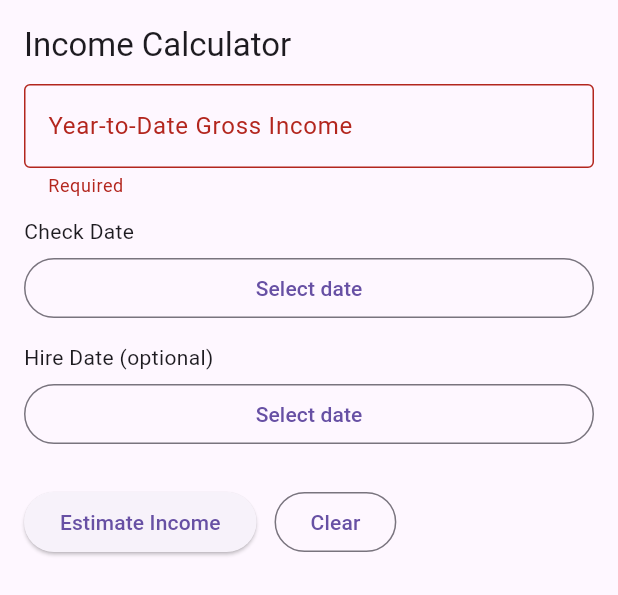
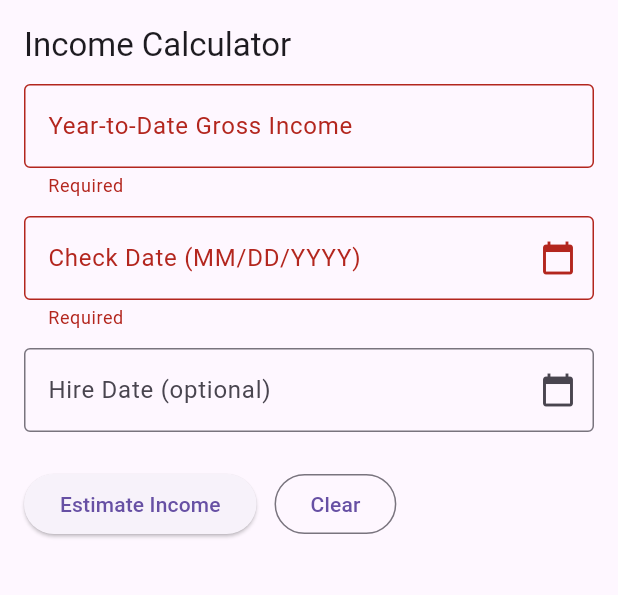
Before and after one commit to seanzmc/stingcalc_flutter, a Flutter app: the IncomeCalculatorScreen widget shown alone on an empty page, opened directly, after a tap on "Estimate Income", on a phone screen of 412 x 824 dp. Shown: the top 595 px of the screen. Run offline on Flutter 3.47's test engine with Material 3 defaults, Android fonts, the light colour scheme and no system bars.

Commit message:
Fixed focus nodes to apply to all calculators.

```diff
--- a/lib/amount_calculator_screen.dart
+++ b/lib/amount_calculator_screen.dart
@@ -32,6 +32,9 @@ class _AmountCalculatorScreenState extends State<AmountCalculatorScreen> {
     super.initState();
     _rateController.text = '6.9';
     _termController.text = '72';
+    WidgetsBinding.instance.addPostFrameCallback((_) {
+      _paymentFocusNode.requestFocus(); // first field on this screen
+    });
   }
 
   void _clearForm() {
--- a/lib/income_calculator_screen.dart
+++ b/lib/income_calculator_screen.dart
@@ -1,4 +1,5 @@
 import 'package:flutter/material.dart';
+import 'package:flutter/services.dart';
 import 'engine/core_calculators.dart';
 
 class IncomeCalculatorScreen extends StatefulWidget {
@@ -10,7 +11,14 @@ class IncomeCalculatorScreen extends StatefulWidget {
 
 class _IncomeCalculatorScreenState extends State<IncomeCalculatorScreen> {
   final _formKey = GlobalKey<FormState>();
+
   final _ytdController = TextEditingController();
+  final _checkDateController = TextEditingController();
+  final _hireDateController = TextEditingController();
+
+  final _ytdFocusNode = FocusNode();
+  final _checkDateFocusNode = FocusNode();
+  final _hireDateFocusNode = FocusNode();
 
   DateTime? _checkDate;
   DateTime? _hireDate;
@@ -21,6 +29,11 @@ class _IncomeCalculatorScreenState extends State<IncomeCalculatorScreen> {
 
   void _clearForm() {
     _ytdController.clear();
+    _checkDateController.clear();
+    _hireDateController.clear();
+
+    _ytdFocusNode.requestFocus();
+
     setState(() {
       _checkDate = null;
       _hireDate = null;
@@ -33,16 +46,21 @@ class _IncomeCalculatorScreenState extends State<IncomeCalculatorScreen> {
   @override
   void dispose() {
     _ytdController.dispose();
+    _checkDateController.dispose();
+    _hireDateController.dispose();
+
+    _ytdFocusNode.dispose();
+    _checkDateFocusNode.dispose();
+    _hireDateFocusNode.dispose();
     super.dispose();
   }
 
-  Future<void> _pickDate({
-    required bool isCheckDate,
-  }) async {
+  Future<void> _pickDate({required bool isCheckDate}) async {
     final now = DateTime.now();
-    final initial = isCheckDate
-        ? (_checkDate ?? now)
-        : (_hireDate ?? DateTime(now.year, 1, 1));
+    final initial =
+        isCheckDate
+            ? (_checkDate ?? now)
+            : (_hireDate ?? DateTime(now.year, 1, 1));
 
     final picked = await showDatePicker(
       context: context,
@@ -53,12 +71,49 @@ class _IncomeCalculatorScreenState extends State<IncomeCalculatorScreen> {
 
     if (picked != null) {
       setState(() {
+        final formatted = _formatDate(picked);
         if (isCheckDate) {
           _checkDate = picked;
+          _checkDateController.text = formatted;
+          FocusScope.of(context).requestFocus(_hireDateFocusNode);
         } else {
           _hireDate = picked;
+          _hireDateController.text = formatted;
         }
       });
+    }
+  }
+
+  // Updates the DateTime variables when text changes manually
+  void _onDateTextChanged(String value, bool isCheckDate) {
+    final parts = value.split('/');
+    if (parts.length == 3 && parts[2].length == 4) {
+      final month = int.tryParse(parts[0]);
+      final day = int.tryParse(parts[1]);
+      final year = int.tryParse(parts[2]);
+
+      if (month != null && day != null && year != null) {
+        // Basic validation before creating DateTime to avoid weird overflows
+        if (month >= 1 && month <= 12 && day >= 1 && day <= 31) {
+          setState(() {
+            final date = DateTime(year, month, day);
+            if (isCheckDate) {
+              _checkDate = date;
+            } else {
+              _hireDate = date;
+            }
+          });
+          return;
+        }
+      }
+    }
+
+    // If invalid or incomplete, clear the specific date variable
+    // so we don't calculate with stale data, but keep the text.
+    if (isCheckDate && _checkDate != null) {
+      setState(() => _checkDate = null);
+    } else if (!isCheckDate && _hireDate != null) {
+      setState(() => _hireDate = null);
     }
   }
 
@@ -72,12 +127,24 @@ class _IncomeCalculatorScreenState extends State<IncomeCalculatorScreen> {
     return null;
   }
 
+  String? _dateValidator(String? value, bool required) {
+    if (!required && (value == null || value.isEmpty)) return null;
+    if (required && (value == null || value.isEmpty)) return 'Required';
+
+    if (value!.length != 10) return 'Enter MM/DD/YYYY';
+
+    // Check if it successfully parsed into a variable
+    if (required && _checkDate == null) return 'Invalid date';
+
+    return null;
+  }
+
   void _calculate() {
     if (!_formKey.currentState!.validate()) return;
 
     if (_checkDate == null) {
       setState(() {
-        _error = 'Please select the date of the latest paystub.';
+        _error = 'Please enter a valid check date.';
         _monthlyIncome = null;
         _annualIncome = null;
       });
@@ -108,8 +175,7 @@ class _IncomeCalculatorScreenState extends State<IncomeCalculatorScreen> {
     });
   }
 
-  String _formatDate(DateTime? date) {
-    if (date == null) return 'Select date';
+  String _formatDate(DateTime date) {
     return '${date.month.toString().padLeft(2, '0')}/'
         '${date.day.toString().padLeft(2, '0')}/'
         '${date.year}';
@@ -130,28 +196,73 @@ class _IncomeCalculatorScreenState extends State<IncomeCalculatorScreen> {
             const SizedBox(height: 12),
             TextFormField(
               controller: _ytdController,
+              focusNode: _ytdFocusNode,
               decoration: const InputDecoration(
                 labelText: 'Year-to-Date Gross Income',
                 prefixText: '\$',
+                border: OutlineInputBorder(),
               ),
-              keyboardType: TextInputType.number,
-              textInputAction: TextInputAction.done,
+              keyboardType: TextInputType.numberWithOptions(decimal: true),
+              textInputAction: TextInputAction.next,
+              onFieldSubmitted: (_) {
+                FocusScope.of(context).requestFocus(_checkDateFocusNode);
+              },
               validator: _requiredNumberValidator,
             ),
             const SizedBox(height: 12),
-            Text('Check Date'),
-            const SizedBox(height: 4),
-            OutlinedButton(
-              onPressed: () => _pickDate(isCheckDate: true),
-              child: Text(_formatDate(_checkDate)),
+
+            // Check Date Field
+            TextFormField(
+              controller: _checkDateController,
+              focusNode: _checkDateFocusNode,
+              decoration: InputDecoration(
+                labelText: 'Check Date (MM/DD/YYYY)',
+                hintText: 'MM/DD/YYYY',
+                border: const OutlineInputBorder(),
+                suffixIcon: IconButton(
+                  icon: const Icon(Icons.calendar_today),
+                  onPressed: () => _pickDate(isCheckDate: true),
+                ),
+              ),
+              keyboardType: TextInputType.number,
+              inputFormatters: [
+                FilteringTextInputFormatter.digitsOnly,
+                _DateTextFormatter(),
+              ],
+              onChanged: (v) => _onDateTextChanged(v, true),
+              validator: (v) => _dateValidator(v, true),
+              textInputAction: TextInputAction.next,
+              onFieldSubmitted: (_) {
+                FocusScope.of(context).requestFocus(_hireDateFocusNode);
+              },
             ),
+
             const SizedBox(height: 12),
-            Text('Hire Date (optional)'),
-            const SizedBox(height: 4),
-            OutlinedButton(
-              onPressed: () => _pickDate(isCheckDate: false),
-              child: Text(_formatDate(_hireDate)),
+
+            // Hire Date Field
+            TextFormField(
+              controller: _hireDateController,
+              focusNode: _hireDateFocusNode,
+              decoration: InputDecoration(
+                labelText: 'Hire Date (optional)',
+                hintText: 'MM/DD/YYYY',
+                border: const OutlineInputBorder(),
+                suffixIcon: IconButton(
+                  icon: const Icon(Icons.calendar_today),
+                  onPressed: () => _pickDate(isCheckDate: false),
+                ),
+              ),
+              keyboardType: TextInputType.number,
+              inputFormatters: [
+                FilteringTextInputFormatter.digitsOnly,
+                _DateTextFormatter(),
+              ],
+              onChanged: (v) => _onDateTextChanged(v, false),
+              validator: (v) => _dateValidator(v, false),
+              textInputAction: TextInputAction.done,
+              onFieldSubmitted: (_) => _calculate(),
             ),
+
             const SizedBox(height: 24),
             Row(
               children: [
@@ -167,13 +278,10 @@ class _IncomeCalculatorScreenState extends State<IncomeCalculatorScreen> {
               ],
             ),
             const SizedBox(height: 24),
-            const SizedBox(height: 24),
             if (_error != null)
               Text(
                 _error!,
-                style: TextStyle(
-                  color: Theme.of(context).colorScheme.error,
-                ),
+                style: TextStyle(color: Theme.of(context).colorScheme.error),
               ),
             if (_monthlyIncome != null && _annualIncome != null) ...[
               Text(
@@ -202,3 +310,30 @@ class _IncomeCalculatorScreenState extends State<IncomeCalculatorScreen> {
     );
   }
 }
+
+class _DateTextFormatter extends TextInputFormatter {
+  @override
+  TextEditingValue formatEditUpdate(
+    TextEditingValue oldValue,
+    TextEditingValue newValue,
+  ) {
+    final text = newValue.text;
+
+    if (text.length > 8) return oldValue; // Max 8 digits (MMDDYYYY)
+
+    final buffer = StringBuffer();
+    for (int i = 0; i < text.length; i++) {
+      buffer.write(text[i]);
+      // Insert slash after month (2 digits) and day (4 digits total)
+      // But only if we have more digits coming
+      if ((i == 1 || i == 3) && i != text.length - 1) {
+        buffer.write('/');
+      }
+    }
+
+    return TextEditingValue(
+      text: buffer.toString(),
+      selection: TextSelection.collapsed(offset: buffer.length),
+    );
+  }
+}
--- a/lib/payment_calculator_screen.dart
+++ b/lib/payment_calculator_screen.dart
@@ -40,6 +40,9 @@ class _PaymentCalculatorScreenState extends State<PaymentCalculatorScreen> {
     // sensible defaults
     _rateController.text = '6.9';
     _termController.text = '72';
+    WidgetsBinding.instance.addPostFrameCallback((_) {
+      _loanFocusNode.requestFocus();
+    });
   }
 
   @override
```
Also changed, not shown: lib/rate_solver_screen.dart (+27 -9 lines).
